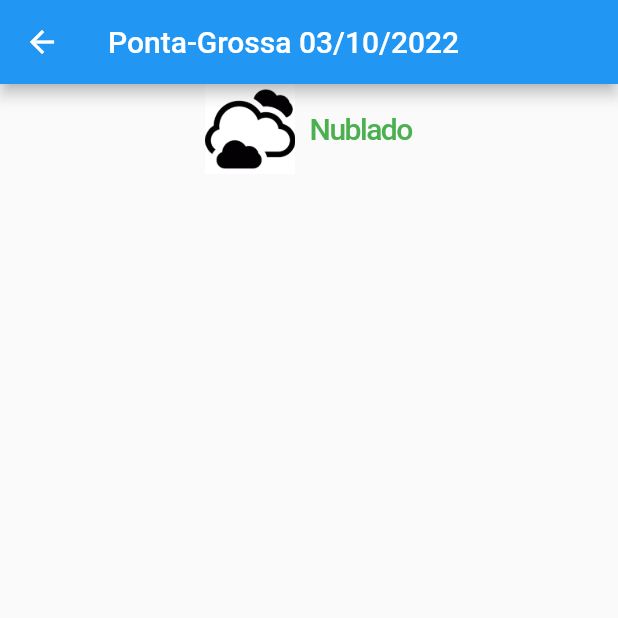
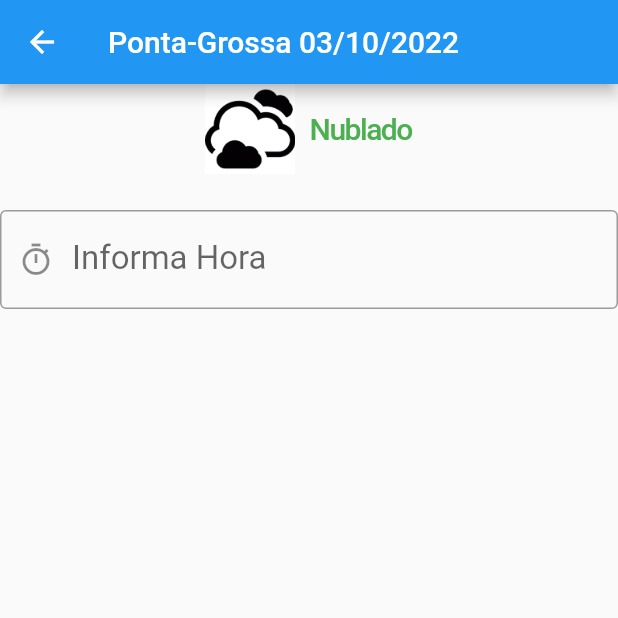
Before and after one commit to Joselcapinga/PrivsaoClimatica, a Flutter app: the screen it shows after launch, after a tap on "Ponta-Grossa", on a phone screen of 412 x 824 dp, the top half of it. Run offline on Flutter 3.47's test engine with Material 2 defaults, Android fonts, the light colour scheme and no system bars.

Commit message:
tela clima detalhes e navigation

```diff
--- a/previsao_clima/lib/views/climaDetalhesPage.dart
+++ b/previsao_clima/lib/views/climaDetalhesPage.dart
@@ -13,6 +13,9 @@ class ClimaDetalhesPage extends StatefulWidget {
 }
 
 class _ClimaDetalhesPage extends State<ClimaDetalhesPage> {
+  final _form = GlobalKey<FormState>();
+  final _dataClima = TextEditingController();
+
   @override
   Widget build(BuildContext context) {
     return Scaffold(
@@ -41,7 +44,24 @@ class _ClimaDetalhesPage extends State<ClimaDetalhesPage> {
                       color: Colors.green),
                 )
               ],
-              )),
+            ),
+          ),
+          Form(
+            key: _form,
+            child: TextFormField(
+              controller: _dataClima,
+              style: TextStyle(fontSize: 22),
+              decoration: InputDecoration(
+                border: OutlineInputBorder(),
+                labelText: 'Informa Hora',
+                prefixIcon: Icon(Icons.timer_sharp),
+                suffix: Text(
+                  'Número inteiro',
+                  style: TextStyle(fontSize: 14),
+                ),
+              ),
+            ),
+          ),
         ],
       ),
     );
```
Lines whose indentation alone changed are shown as unchanged.
